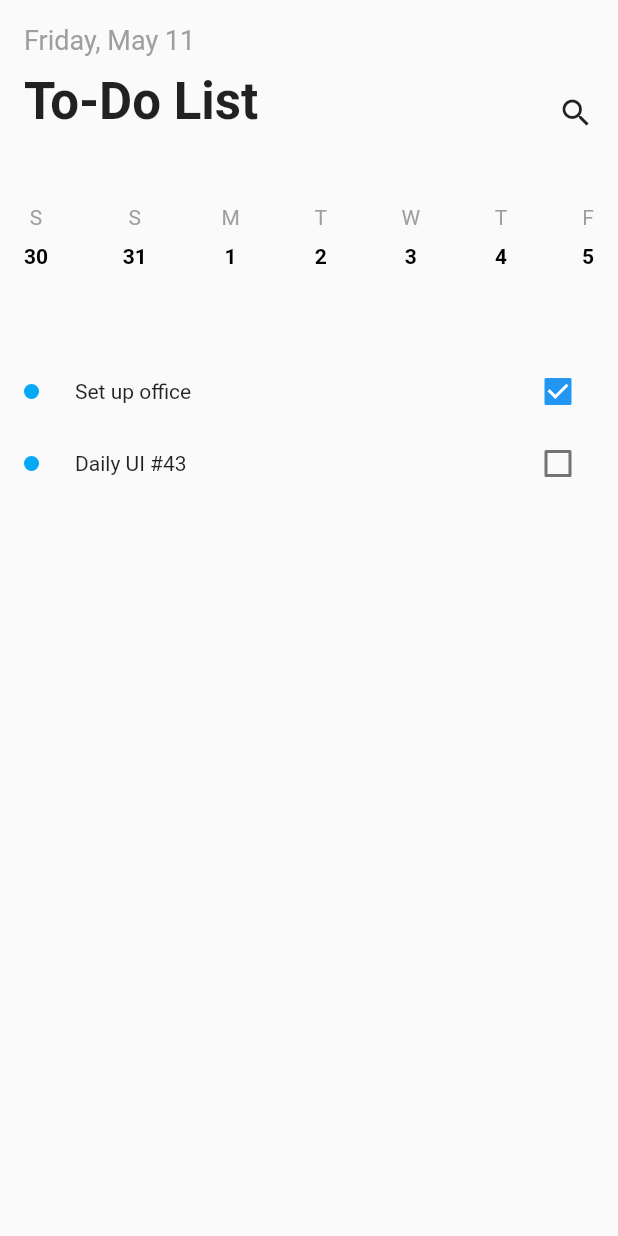
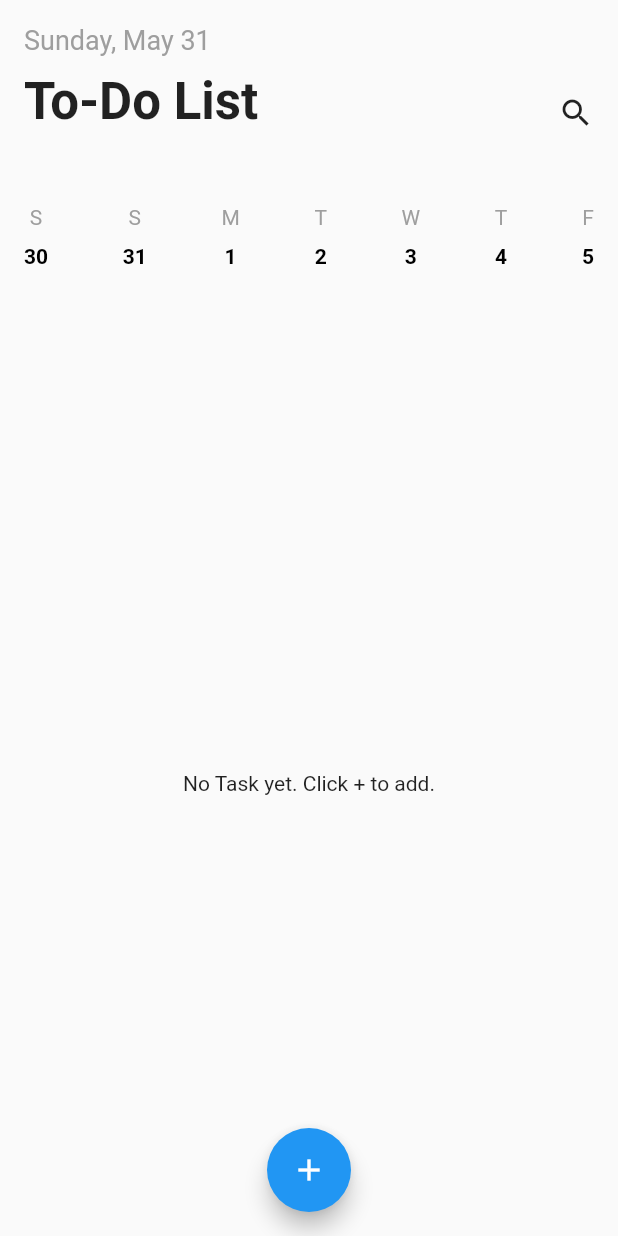
Before and after one commit to josephmangmang/grocerylist, a Flutter app: the screen it shows after launch, on a phone screen of 412 x 824 dp. Run offline on Flutter 3.47's test engine with Material 2 defaults, Android fonts, the phone set to English and light mode, and no system bars; our stand-ins replace bloc, cloud_firestore, equatable, flutter_bloc; accounts and stored records are empty.

```diff
--- /dev/null
+++ b/lib/blocs/todo/todo.dart
@@ -0,0 +1,3 @@
+export 'todo_bloc.dart';
+export 'todo_state.dart';
+export 'todo_event.dart';
--- /dev/null
+++ b/lib/blocs/todolist/todolist.dart
@@ -0,0 +1,3 @@
+export 'todolist_bloc.dart';
+export 'todolist_event.dart';
+export 'todolist_state.dart';
--- /dev/null
+++ b/lib/blocs/todolist/todolist_event.dart
@@ -0,0 +1,38 @@
+import 'package:equatable/equatable.dart';
+import 'package:todolist/models/todo.dart';
+
+abstract class TodolistEvent extends Equatable {
+  const TodolistEvent();
+}
+
+class StartFetchTodoList extends TodolistEvent {
+  @override
+  List<Object> get props => null;
+}
+
+class ProcessFirebaseResult extends TodolistEvent {
+  final List<Todo> todoList;
+
+  ProcessFirebaseResult(this.todoList);
+
+  @override
+  List<Object> get props => [todoList];
+}
+
+class DeleteTodo extends TodolistEvent {
+  final Todo todo;
+
+  DeleteTodo(this.todo);
+
+  @override
+  List<Object> get props => [todo];
+}
+
+class UpdateTodo extends TodolistEvent {
+  final Todo todo;
+
+  UpdateTodo(this.todo);
+
+  @override
+  List<Object> get props => [todo];
+}
--- /dev/null
+++ b/lib/blocs/todolist/todolist_state.dart
@@ -0,0 +1,25 @@
+import 'package:equatable/equatable.dart';
+import 'package:todolist/models/todo.dart';
+
+abstract class TodolistState extends Equatable {
+  const TodolistState();
+}
+
+class LoadingTodoList extends TodolistState {
+  @override
+  List<Object> get props => null;
+}
+
+class EmptyTodoList extends TodolistState {
+  @override
+  List<Object> get props => null;
+}
+
+class TodoListLoaded extends TodolistState {
+  final List<Todo> todoList;
+
+  TodoListLoaded(this.todoList);
+
+  @override
+  List<Object> get props => [todoList];
+}
--- a/lib/main.dart
+++ b/lib/main.dart
@@ -1,11 +1,30 @@
+import 'dart:math';
+
 import 'package:flutter/material.dart';
+import 'package:flutter_bloc/flutter_bloc.dart';
+import 'package:intl/intl.dart';
+import 'package:todolist/add_todo.dart';
+import 'package:todolist/blocs/todolist/todolist.dart';
 import 'package:todolist/models/todo.dart';
 
 void main() {
   runApp(HomePage());
 }
 
-class HomePage extends StatelessWidget {
+class HomePage extends StatefulWidget {
+  @override
+  _HomePageState createState() => _HomePageState();
+}
+
+class _HomePageState extends State<HomePage> {
+  final TodolistBloc todolistBloc = TodolistBloc();
+
+  @override
+  void initState() {
+    todolistBloc.add(StartFetchTodoList());
+    super.initState();
+  }
+
   @override
   Widget build(BuildContext context) {
     return MaterialApp(
@@ -13,14 +32,37 @@ class HomePage extends StatelessWidget {
         body: SafeArea(
           child: Container(
             margin: EdgeInsets.all(16),
-            child: Column(
+            child: Stack(
+              children: <Widget>[
+                Column(
                   children: <Widget>[
                     header(),
                     SizedBox(
                       height: 50,
                     ),
                     calendar(),
-                todoList()
+                    Expanded(child: todoList()),
+                  ],
+                ),
+                Builder(
+                  builder: (BuildContext context) {
+                    return Align(
+                      alignment: AlignmentDirectional.bottomCenter,
+                      child: FloatingActionButton(
+                        child: Icon(Icons.add),
+                        onPressed: () {
+                          // navigate to next page
+                          Navigator.push(
+                              context,
+                              MaterialPageRoute(
+                                  builder: (BuildContext context) =>
+                                      // the next page widget
+                                      AddTodoPage()));
+                        },
+                      ),
+                    );
+                  },
+                )
               ],
             ),
           ),
@@ -30,6 +72,7 @@ class HomePage extends StatelessWidget {
   }
 
   Widget header() {
+    final now = DateTime.now();
     return Container(
       child: Row(
         crossAxisAlignment: CrossAxisAlignment.end,
@@ -39,7 +82,8 @@ class HomePage extends StatelessWidget {
             crossAxisAlignment: CrossAxisAlignment.start,
             children: <Widget>[
               Text(
-                "Friday, May 11",
+                // format to ex:     "Friday, May 11"
+                DateFormat("EEEE, MMM dd").format(now),
                 style: TextStyle(fontSize: 18, color: Colors.grey),
               ),
               SizedBox(
@@ -58,7 +102,6 @@ class HomePage extends StatelessWidget {
     );
   }
 
-  // prepare a widget that represent the calendar view
   Widget calendar() {
     var now = DateTime.now();
     var sunday = now.subtract(Duration(days: 8 - now.weekday));
@@ -66,7 +109,6 @@ class HomePage extends StatelessWidget {
     for (int i = 0; i < 7; i++) {
       weekDays.add(sunday.add(Duration(days: i)));
     }
-    print(weekDays);
     return Container(
       height: 100,
       child: Row(
@@ -102,7 +144,6 @@ class HomePage extends StatelessWidget {
     return '';
   }
 
-  // return a widget for calendar item
   Widget days({String weekday, String day}) {
     return Column(
       children: <Widget>[
@@ -122,50 +163,71 @@ class HomePage extends StatelessWidget {
     );
   }
 
-  // widget for scrollable todo list
   Widget todoList() {
-    List<Todo> todoList = [];
-
-    todoList.add(Todo(
-        color: Colors.lightBlue,
-        task: "Set up office",
-        isDone: true,
-        dateTime: DateTime.now(),
-        alarm: "15 mins before",
-        category: 'Work'));
-
-    todoList.add(Todo(
-        color: Colors.lightBlue,
-        task: "Daily UI #43",
-        isDone: false,
-        dateTime: DateTime.now(),
-        alarm: "15 mins before",
-        category: 'Work'));
-
+    return BlocBuilder(
+        bloc: todolistBloc,
+        builder: (context, TodolistState state) {
+          if (state is LoadingTodoList) {
+            return Center(child: CircularProgressIndicator());
+          }
+          if (state is EmptyTodoList) {
+            return Center(
+              child: Text("No Task yet. Click + to add."),
+            );
+          }
+          if (state is TodoListLoaded) {
             return ListView(
               shrinkWrap: true,
-      children: todoList.map((Todo todo) {
-        return TodoItem(todo);
+              children: state.todoList.map((Todo todo) {
+                return TodoItem(
+                  todo,
+                  key: ValueKey(todo),
+                  todolistBloc: todolistBloc,
+                  onDeleteConfirmed: (Todo todo) {
+                    todolistBloc.add(DeleteTodo(todo));
+                  },
+                );
               }).toList(),
             );
+          }
+          return Container();
+        });
   }
 }
 
 class TodoItem extends StatelessWidget {
   final Todo todo;
+  final Function(Todo todo) onDeleteConfirmed;
+  final TodolistBloc todolistBloc;
 
-  TodoItem(this.todo);
+  TodoItem(this.todo, {Key key, this.onDeleteConfirmed, this.todolistBloc})
+      : super(key: key);
 
   @override
   Widget build(BuildContext context) {
-    return Container(
+    return Dismissible(
+      key: ValueKey(todo.id),
+      background: Container(
+        color: Colors.red,
+        alignment: AlignmentDirectional.centerEnd,
+        child: Icon(
+          Icons.delete,
+          color: Colors.white,
+        ),
+      ),
+      onDismissed: (direction) {
+        if (onDeleteConfirmed != null) {
+          onDeleteConfirmed(todo);
+        }
+      },
+      child: Container(
         child: Row(
           children: <Widget>[
             Container(
               height: 10,
               width: 10,
               decoration:
-                BoxDecoration(shape: BoxShape.circle, color: todo.color),
+                  BoxDecoration(shape: BoxShape.circle, color: randomColor()),
             ),
             Expanded(
               child: Container(
@@ -174,10 +236,30 @@ class TodoItem extends StatelessWidget {
             ),
             Checkbox(
               value: todo.isDone,
-            onChanged: (isDone) {},
+              onChanged: (isDone) {
+                todolistBloc.add(UpdateTodo(todo.copyWith(isDone: isDone)));
+              },
             )
           ],
         ),
+      ),
     );
   }
+
+  Color randomColor() {
+    var randomInt = Random.secure().nextInt(5);
+    switch (randomInt) {
+      case 1:
+        return Colors.blue;
+      case 2:
+        return Colors.red;
+      case 3:
+        return Colors.green;
+      case 4:
+        return Colors.amber;
+      case 5:
+        return Colors.pink;
     }
+    return Colors.cyan;
+  }
+}
--- a/lib/models/todo.dart
+++ b/lib/models/todo.dart
@@ -1,15 +1,38 @@
-import 'dart:ui';
+import 'package:equatable/equatable.dart';
 
-import 'package:flutter/material.dart';
+class Todo extends Equatable {
+  final String id;
+  final String task;
+  final bool isDone;
+  final DateTime dateTime;
+  final String alarm;
+  final String category;
 
-class Todo {
-  Color color;
-  String task;
-  bool isDone;
-  DateTime dateTime;
-  String alarm;
-  String category;
+  Todo(
+      {this.id,
+      this.task,
+      this.isDone,
+      this.dateTime,
+      this.alarm,
+      this.category});
 
-  Todo({this.color, this.task, this.isDone, this.dateTime, this.alarm,
-      this.category});
+  @override
+  List<Object> get props => [id, task, isDone, dateTime, alarm, category];
+
+  Todo copyWith({
+    String id,
+    String task,
+    bool isDone,
+    DateTime dateTime,
+    String alarm,
+    String category,
+  }) {
+    return Todo(
+        id: id ?? this.id,
+        task: task ?? this.task,
+        isDone: isDone ?? this.isDone,
+        dateTime: dateTime ?? this.dateTime,
+        alarm: alarm ?? this.alarm,
+        category: category ?? this.category);
+  }
 }
--- a/pubspec.yaml
+++ b/pubspec.yaml
@@ -19,6 +19,11 @@ environment:
 dependencies:
   flutter:
     sdk: flutter
+  bloc: ^4.0.0
+  flutter_bloc: ^4.0.0
+  cloud_firestore: ^0.13.6
+  equatable: ^1.2.0
+  intl: ^0.16.1
 
 
 dev_dependencies:
```
Also changed, not shown: lib/add_todo.dart (added, +201 -0 lines), lib/blocs/todo/todo_bloc.dart (added, +18 -0 lines), lib/blocs/todo/todo_event.dart (added, +13 -0 lines), lib/blocs/todo/todo_state.dart (added, +8 -0 lines), lib/blocs/todolist/todolist_bloc.dart (added, +48 -0 lines), lib/repository.dart (added, +49 -0 lines), pubspec.lock, 1 other file. Lines whose indentation alone changed are shown as unchanged.
